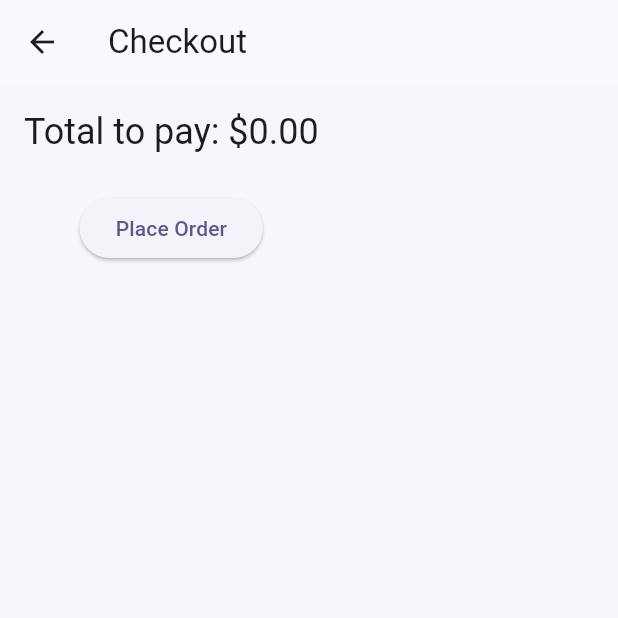
After one commit to yashendra767/TasteRun, a Flutter app: the CheckoutScreen screen opened directly, after a tap on "Place Order", on a phone screen of 412 x 824 dp, the top half of it. The commit adds this screen. Run offline on Flutter 3.47's test engine with Material 3 defaults, Android fonts, the phone set to English and light mode, and no system bars; our stand-ins replace equatable, flutter_bloc, get_it; statements that could not run were skipped.

Commit message:
wireframe screens developed on code

```diff
--- a/lib/blocs/checkout/checkout_bloc.dart
+++ b/lib/blocs/checkout/checkout_bloc.dart
@@ -1,8 +1,8 @@
 import 'package:flutter/material.dart';
 import 'package:flutter_bloc/flutter_bloc.dart';
-import '../../blocs/restaurants/restaurant_bloc.dart';
-import '../../blocs/restaurants/restaurant_state.dart';
-import '../../blocs/restaurants/restaurant_event.dart';
+import 'package:food_delivery_app/blocs/restaurant/restaurant_bloc.dart';
+import 'package:food_delivery_app/blocs/restaurant/restaurant_state.dart';
+import 'package:food_delivery_app/blocs/restaurant/restaurant_event.dart';
 import '../../data/models/restaurant.dart';
 import 'menu_screen.dart';
 
--- /dev/null
+++ b/lib/ui/screens/checkout_screen.dart
@@ -0,0 +1,77 @@
+import 'package:flutter/material.dart';
+import 'package:flutter_bloc/flutter_bloc.dart';
+import '../../blocs/cart/cart_cubit.dart';
+import 'package:food_delivery_app/domain/repository/restaurant_repository_interface.dart';
+import 'order_confirmation_screen.dart';
+import 'package:get_it/get_it.dart';
+
+class CheckoutScreen extends StatefulWidget {
+  const CheckoutScreen({super.key});
+
+  @override
+  State<CheckoutScreen> createState() => _CheckoutScreenState();
+}
+
+class _CheckoutScreenState extends State<CheckoutScreen> {
+  bool _loading = false;
+  String? _error;
+
+  Future<void> _placeOrder() async {
+    setState(() {
+      _loading = true;
+      _error = null;
+    });
+    final repo = GetIt.instance<IRestaurantRepository>();
+    final cart = context.read<CartCubit>().state;
+    try {
+      final orderId = await repo.placeOrder(
+        restaurantId: "r1",
+        items: cart.items
+            .map((ci) => {"id": ci.item.id, "qty": ci.qty})
+            .toList(),
+        total: cart.total,
+      );
+      context.read<CartCubit>().clear();
+      if (!mounted) return;
+      Navigator.pushReplacement(
+        context,
+        MaterialPageRoute(
+          builder: (_) => OrderConfirmationScreen(orderId: orderId),
+        ),
+      );
+    } catch (e) {
+      setState(() => _error = e.toString());
+    } finally {
+      setState(() => _loading = false);
+    }
+  }
+
+  @override
+  Widget build(BuildContext context) {
+    final total = context.read<CartCubit>().state.total;
+    return Scaffold(
+      appBar: AppBar(title: const Text("Checkout")),
+      body: Padding(
+        padding: const EdgeInsets.all(16),
+        child: Column(
+          children: [
+            Text("Total to pay: \$${total.toStringAsFixed(2)}",
+                style: Theme.of(context).textTheme.headlineSmall),
+            const SizedBox(height: 24),
+            if (_error != null) ...[
+              Text(_error!,
+                  style: const TextStyle(color: Colors.redAccent)),
+              const SizedBox(height: 12),
+            ],
+            _loading
+                ? const CircularProgressIndicator()
+                : ElevatedButton(
+              onPressed: _placeOrder,
+              child: const Text("Place Order"),
+            )
+          ],
+        ),
+      ),
+    );
+  }
+}
--- /dev/null
+++ b/lib/ui/screens/order_confirmation_screen.dart
@@ -0,0 +1,38 @@
+import 'package:flutter/material.dart';
+
+class OrderConfirmationScreen extends StatelessWidget {
+  final String orderId;
+  const OrderConfirmationScreen({super.key, required this.orderId});
+
+  @override
+  Widget build(BuildContext context) {
+    return Scaffold(
+      appBar: AppBar(title: const Text("Order Confirmation")),
+      body: Center(
+        child: Padding(
+          padding: const EdgeInsets.all(32),
+          child: Column(
+            mainAxisSize: MainAxisSize.min,
+            children: [
+              const Icon(Icons.check_circle,
+                  color: Colors.green, size: 72),
+              const SizedBox(height: 16),
+              Text("Your order has been placed!",
+                  style: Theme.of(context).textTheme.headlineSmall),
+              const SizedBox(height: 12),
+              Text("Order ID: $orderId",
+                  style: Theme.of(context).textTheme.bodyMedium),
+              const SizedBox(height: 24),
+              ElevatedButton(
+                onPressed: () {
+                  Navigator.popUntil(context, (r) => r.isFirst);
+                },
+                child: const Text("Back to Restaurants"),
+              )
+            ],
+          ),
+        ),
+      ),
+    );
+  }
+}
```
Also changed, not shown: lib/main.dart (+9 -4 lines), lib/ui/screens/cart_screen.dart (added, +85 -0 lines), lib/ui/screens/menu_screen.dart (added, +151 -0 lines).
